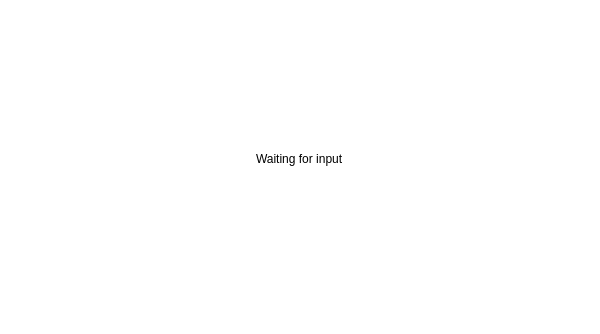
Qt form mainwindow.ui (Laged/CookieWay) before a commit; both pictures show x 0 to 600 and y 372 to 706 of the 600 by 706 pixel window.
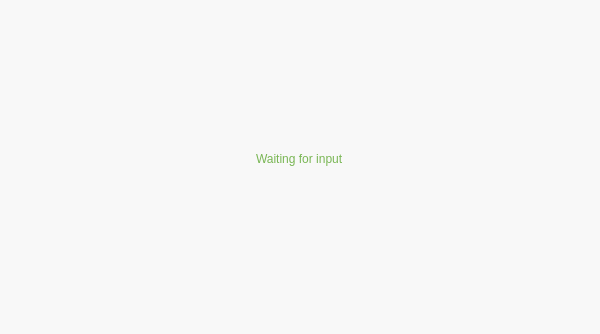
The same form after that commit. Icons and pictures are not drawn.

What changed in the file:
```diff
--- a/mainwindow.ui
+++ b/mainwindow.ui
@@ -433,7 +433,8 @@
       </property>
       <property name="styleSheet">
        <string notr="true">border-top: 1px solid black;
-background-color: white;</string>
+background-color: #f8f8f8;
+color: #79b654;</string>
       </property>
       <layout class="QVBoxLayout" name="verticalLayout_2">
        <item alignment="Qt::AlignHCenter">
```
Left out of the diff: 7 changed lines with no effect on the pictures.
